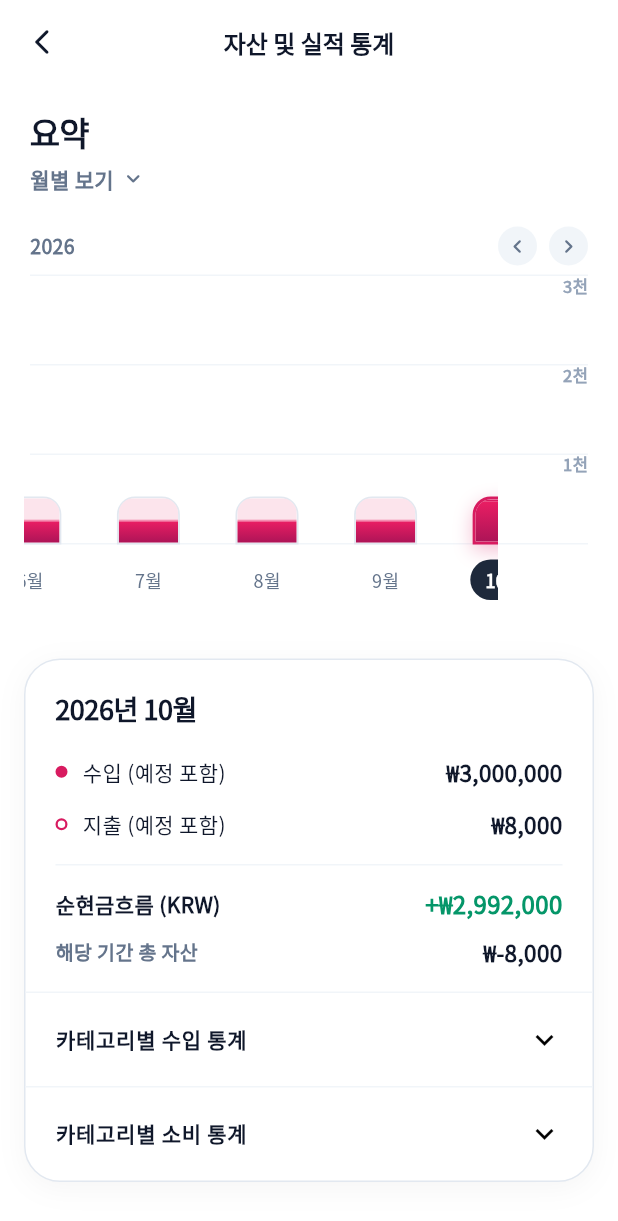
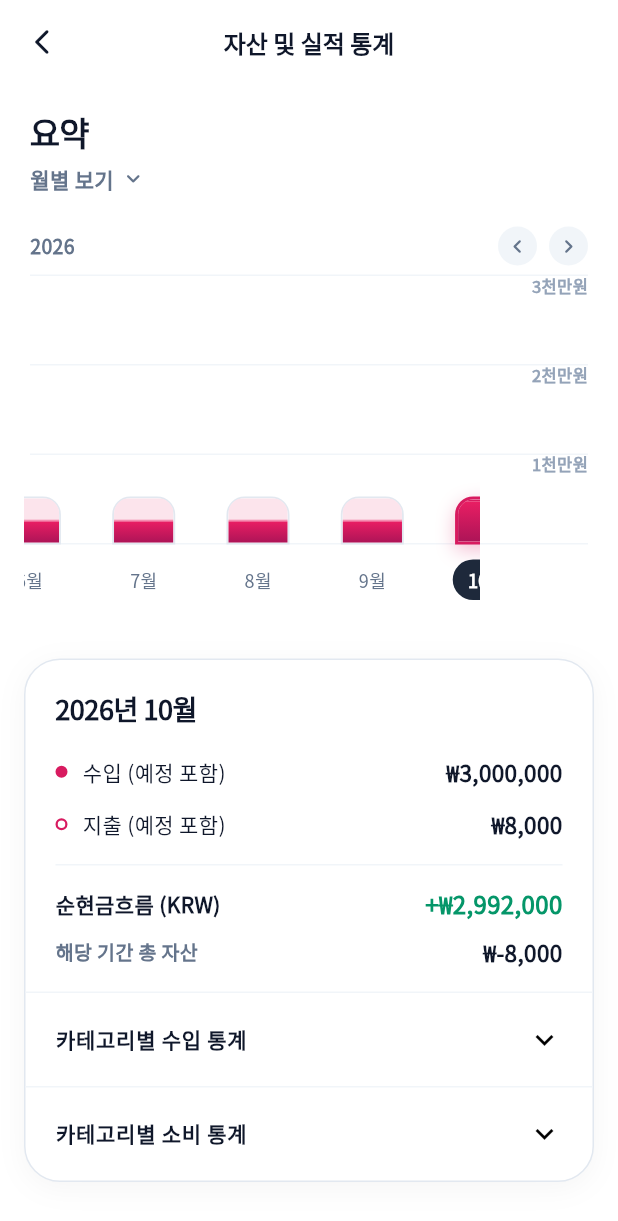
Before and after one commit to trudy4905/smart-budget-app, a Flutter app: the _AssetDetailScreenView screen opened directly, after a tap on the "chevron left" icon, on a phone screen of 412 x 824 dp. Shown: the top 1221 px of the screen. Run offline on Flutter 3.47's test engine with Material 3 defaults, Android fonts, the phone set to English and light mode, and no system bars; our stand-ins replace google_fonts, shared_preferences; accounts and stored records are empty.

Commit message:
feat: 세로축 단위 표기 개편(억원, 천만원, 백만원, 만원 등)

```diff
--- a/flutter_app/lib/features/asset_detail/views/widgets/asset_bar_chart_widget.dart
+++ b/flutter_app/lib/features/asset_detail/views/widgets/asset_bar_chart_widget.dart
@@ -64,7 +64,7 @@ class _AssetBarChartWidgetState extends State<AssetBarChartWidget> {
 
     if (selectedIdx != -1) {
       final screenWidth = MediaQuery.of(context).size.width;
-      const double yAxisWidth = 64.0;
+      const double yAxisWidth = 76.0;
       final itemWidth = (screenWidth - 16 - yAxisWidth) / 4.2;
       final scrollAreaWidth = screenWidth - yAxisWidth;
       // 선택된 항목이 스크롤 가용 영역 중앙에 오도록 스크롤
@@ -86,7 +86,7 @@ class _AssetBarChartWidgetState extends State<AssetBarChartWidget> {
   void _scrollByStep(int direction) {
     if (!_scrollController.hasClients) return;
     final screenWidth = MediaQuery.of(context).size.width;
-    const double yAxisWidth = 64.0;
+    const double yAxisWidth = 76.0;
     final itemWidth = (screenWidth - 16 - yAxisWidth) / 4.2;
     final target = _scrollController.offset + (direction * itemWidth * 2);
     final clamped = target.clamp(0.0, _scrollController.position.maxScrollExtent);
@@ -102,7 +102,7 @@ class _AssetBarChartWidgetState extends State<AssetBarChartWidget> {
     if (widget.dataList.isEmpty) return const SizedBox.shrink();
 
     final screenWidth = MediaQuery.of(context).size.width;
-    const double yAxisWidth = 64.0;
+    const double yAxisWidth = 76.0;
     // 우측 Y축 레이블 공간을 제외한 가용 너비 기준으로 아이템 너비 계산
     final itemWidth = (screenWidth - 16 - yAxisWidth) / 4.2;
 
@@ -265,22 +265,28 @@ class _AssetBarChartWidgetState extends State<AssetBarChartWidget> {
     );
   }
 
-  // 가장 앞자리 단위만 포맷팅 (예: 30,000,000 -> 3천, 300,000,000 -> 3억)
+  // 가장 앞자리 단위 표시 (예: 억원, 천만원, 백만원, 만원, 천원, 백원, 원)
   String _formatLeadingUnit(int n) {
     if (n >= 100000000) {
       final eok = n ~/ 100000000;
-      return '$eok억';
+      return '$eok억원';
     } else if (n >= 10000000) {
       final cheon = n ~/ 10000000;
-      return '$cheon천';
+      return '$cheon천만원';
     } else if (n >= 1000000) {
       final baek = n ~/ 1000000;
-      return '$baek백';
+      return '$baek백만원';
     } else if (n >= 10000) {
       final man = n ~/ 10000;
-      return '$man만';
+      return '$man만원';
+    } else if (n >= 1000) {
+      final cheon = n ~/ 1000;
+      return '$cheon천원';
+    } else if (n >= 100) {
+      final baek = n ~/ 100;
+      return '$baek백원';
     }
-    return n.toString();
+    return '$n원';
   }
 
   // -------------------------------------------------------------
```
